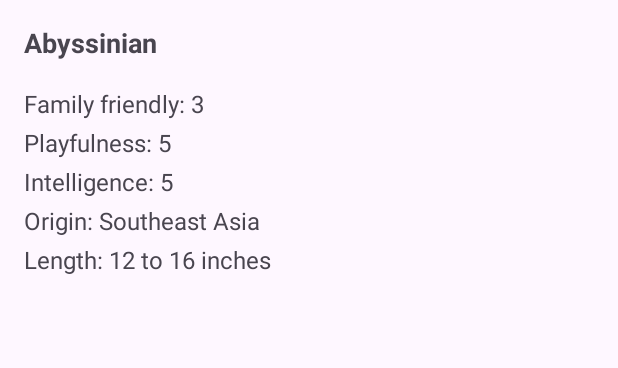
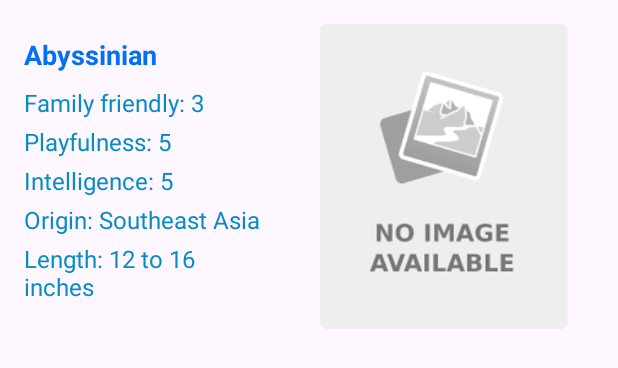
Before and after one commit to aiiisana/android-lab2, an Android app: the layout item_layout.xml on its own in the app's theme, with its tools: preview values and no code run, on a phone screen of 412 x 824 dp. Shown: the top 368 px of the screen. Run offline under Robolectric (Android 15) with nearby library versions, the phone set to English and light mode, and no system bars.

```diff
--- a/app/build.gradle.kts
+++ b/app/build.gradle.kts
@@ -53,6 +53,7 @@ dependencies {
     implementation("com.google.code.gson:gson:2.10.1")
     implementation("com.android.volley:volley:1.2.1")
     implementation("androidx.navigation:navigation-fragment:2.7.7")
+    implementation ("com.squareup.picasso:picasso:2.71828")
 
     testImplementation("junit:junit:4.13.2")
     androidTestImplementation("androidx.test.ext:junit:1.1.5")
--- a/app/src/main/java/com/example/catsapp/CatFragment.kt
+++ b/app/src/main/java/com/example/catsapp/CatFragment.kt
@@ -1,5 +1,4 @@
 package com.example.catsapp
-
 import MyAdapter
 import android.os.Bundle
 import android.util.Log
@@ -12,13 +11,10 @@ import com.example.catsapp.databinding.FragmentCatBinding
 import retrofit2.Call
 import retrofit2.Callback
 import retrofit2.Response
-
 class CatFragment : Fragment() {
-
     private var _binding: FragmentCatBinding? = null
     private val binding get() = _binding!!
     private val adapter = MyAdapter()
-
     override fun onCreateView(
         inflater: LayoutInflater, container: ViewGroup?,
         savedInstanceState: Bundle?
@@ -26,12 +22,10 @@ class CatFragment : Fragment() {
         _binding = FragmentCatBinding.inflate(inflater, container, false)
         return binding.root
     }
-
     override fun onViewCreated(view: View, savedInstanceState: Bundle?) {
         super.onViewCreated(view, savedInstanceState)
         binding.list.adapter = adapter
         binding.list.layoutManager = LinearLayoutManager(requireContext(), LinearLayoutManager.VERTICAL, false)
-
 
         binding.searchBar.setOnEditorActionListener{ it, actionId, _ ->
             if(actionId == android.view.inputmethod.EditorInfo.IME_ACTION_SEARCH){
@@ -41,19 +35,14 @@ class CatFragment : Fragment() {
                     response.body()?.let { it1 -> adapter.setItems(it1) }
                 }
                 else {
-                            Log.e("Network", response.errorBody().toString())
+                    Log.e("Network", response.errorBody().toString())                        }
             }
-                    }
-
                 override fun onFailure(call: Call<List<Cat>>, t: Throwable) {
                     Log.e("Network", t.message.toString())
                 }
-
             })
                 true
-
         }else false
         }
     }
-
 }
--- a/app/src/main/java/com/example/catsapp/MyAdapter.kt
+++ b/app/src/main/java/com/example/catsapp/MyAdapter.kt
@@ -7,6 +7,8 @@ import com.example.catsapp.Cat
 import com.example.catsapp.CatDiffUtil
 import com.example.catsapp.R
 import com.example.catsapp.databinding.ItemLayoutBinding
+import com.squareup.picasso.Callback
+import com.squareup.picasso.Picasso
 
 class MyAdapter : RecyclerView.Adapter<MyAdapter.CatViewHolder>() {
 
@@ -38,9 +40,7 @@ class MyAdapter : RecyclerView.Adapter<MyAdapter.CatViewHolder>() {
         holder.bind(catsList[position])
     }
 
-    inner class CatViewHolder(private val binding: ItemLayoutBinding) :
-        RecyclerView.ViewHolder(binding.root) {
-
+    inner class CatViewHolder(private val binding: ItemLayoutBinding) :        RecyclerView.ViewHolder(binding.root) {
         fun bind(cat: Cat) {
             with(binding) {
                 CatName.text = cat.name
@@ -49,12 +49,12 @@ class MyAdapter : RecyclerView.Adapter<MyAdapter.CatViewHolder>() {
                 CatFamilyFriendly.text = "Family Friendly: ${cat.familyFriendly}"
                 CatPlayfulness.text = "Playfulness: ${cat.playfulness}"
                 CatIntelligence.text = "Intelligence: ${cat.intelligence}"
-
-                Glide.with(img.context)
+                Picasso.get()
                     .load(cat.imageLink)
                     .placeholder(R.drawable.placeholder)
-                    .into(img)
-            }
-        }
-    }
-}
+                    .error(R.drawable.ic_launcher_background)
+                    .into(img, object : Callback {
+                        override fun onSuccess() {}
+                        override fun onError(e: Exception?) {}                    })
+            }        }
+    }}
--- a/app/src/main/res/layout/item_layout.xml
+++ b/app/src/main/res/layout/item_layout.xml
@@ -1,5 +1,5 @@
-<?xml version="1.0" encoding="utf-8"?>
-<androidx.constraintlayout.widget.ConstraintLayout xmlns:android="http://schemas.android.com/apk/res/android"
+<?xml version="1.0" encoding="utf-8"?><androidx.constraintlayout.widget.ConstraintLayout
+    xmlns:android="http://schemas.android.com/apk/res/android"
     xmlns:app="http://schemas.android.com/apk/res-auto"
     xmlns:tools="http://schemas.android.com/tools"
     android:layout_width="match_parent"
@@ -8,40 +8,42 @@
 
     <ImageView
         android:id="@+id/img"
-        android:layout_width="183dp"
-        android:layout_height="168dp"
-        android:layout_marginEnd="8dp"
-        android:scaleType="centerCrop"
+        android:layout_width="232dp"
+        android:layout_height="203dp"
+        android:layout_marginStart="20dp"
         app:layout_constraintBottom_toBottomOf="parent"
-        app:layout_constraintEnd_toStartOf="@+id/CatName"
-        app:layout_constraintHorizontal_bias="1.0"
-        app:layout_constraintStart_toStartOf="parent"
+        app:layout_constraintEnd_toEndOf="parent"
+        app:layout_constraintStart_toEndOf="@+id/CatName"
         app:layout_constraintTop_toTopOf="parent"
-        app:layout_constraintVertical_bias="0.0"
-        tools:src="@drawable/placeholder"
-        tools:ignore="ContentDescription" />
+        app:layout_constraintVertical_bias="1.0"
+        tools:ignore="ContentDescription"
+        tools:src="@drawable/placeholder" />
 
     <TextView
         android:id="@+id/CatName"
-        android:layout_width="198dp"
-        android:layout_height="34dp"
+        android:layout_width="159dp"
+        android:layout_height="25dp"
+        android:layout_marginTop="8dp"
+        android:textColor="@color/color_text_main"
         android:textSize="18sp"
         android:textStyle="bold"
         app:layout_constraintTop_toTopOf="parent"
-        tools:layout_editor_absoluteX="182dp"
-        tools:text="Abyssinian"
-        tools:ignore="MissingConstraints" />
+        tools:ignore="MissingConstraints"
+        tools:layout_editor_absoluteX="-8dp"
+        tools:text="Abyssinian" />
 
     <TextView
-        android:id="@+id/CatFamilyFriendly"
+        android:id="@+id/CatLength"
         android:layout_width="0dp"
         android:layout_height="wrap_content"
-        android:layout_marginTop="8dp"
+        android:layout_marginTop="4dp"
         android:textSize="16sp"
-        app:layout_constraintEnd_toEndOf="@id/CatName"
-        app:layout_constraintStart_toStartOf="@id/CatName"
-        app:layout_constraintTop_toBottomOf="@id/CatName"
-        tools:text="Family friendly: 3" />
+        android:textColor="@color/color_text_secondary"
+        app:layout_constraintEnd_toEndOf="@id/CatOrigin"
+        app:layout_constraintHorizontal_bias="0.0"
+        app:layout_constraintStart_toStartOf="@id/CatOrigin"
+        app:layout_constraintTop_toBottomOf="@id/CatOrigin"
+        tools:text="Length: 12 to 16 inches" />
 
     <TextView
         android:id="@+id/CatPlayfulness"
@@ -49,18 +51,21 @@
         android:layout_height="wrap_content"
         android:layout_marginTop="4dp"
         android:textSize="16sp"
+        android:textColor="@color/color_text_secondary"
         app:layout_constraintEnd_toEndOf="@id/CatFamilyFriendly"
+        app:layout_constraintHorizontal_bias="0.0"
         app:layout_constraintStart_toStartOf="@id/CatFamilyFriendly"
         app:layout_constraintTop_toBottomOf="@id/CatFamilyFriendly"
         tools:text="Playfulness: 5" />
 
-    <TextView
-        android:id="@+id/CatIntelligence"
+    <TextView        android:id="@+id/CatIntelligence"
         android:layout_width="0dp"
         android:layout_height="wrap_content"
         android:layout_marginTop="4dp"
         android:textSize="16sp"
+        android:textColor="@color/color_text_secondary"
         app:layout_constraintEnd_toEndOf="@id/CatPlayfulness"
+        app:layout_constraintHorizontal_bias="0.0"
         app:layout_constraintStart_toStartOf="@id/CatPlayfulness"
         app:layout_constraintTop_toBottomOf="@id/CatPlayfulness"
         tools:text="Intelligence: 5" />
@@ -71,6 +76,7 @@
         android:layout_height="wrap_content"
         android:layout_marginTop="4dp"
         android:textSize="16sp"
+        android:textColor="@color/color_text_secondary"
         app:layout_constraintEnd_toEndOf="@id/CatIntelligence"
         app:layout_constraintHorizontal_bias="0.0"
         app:layout_constraintStart_toStartOf="@id/CatIntelligence"
@@ -78,15 +84,16 @@
         tools:text="Origin: Southeast Asia" />
 
     <TextView
-        android:id="@+id/CatLength"
+        android:id="@+id/CatFamilyFriendly"
         android:layout_width="0dp"
         android:layout_height="wrap_content"
-        android:layout_marginTop="4dp"
+        android:layout_marginTop="8dp"
         android:textSize="16sp"
-        app:layout_constraintEnd_toEndOf="@id/CatOrigin"
+        android:textColor="@color/color_text_secondary"
+        app:layout_constraintEnd_toEndOf="@id/CatName"
         app:layout_constraintHorizontal_bias="0.0"
-        app:layout_constraintStart_toStartOf="@id/CatOrigin"
-        app:layout_constraintTop_toBottomOf="@id/CatOrigin"
-        tools:text="Length: 12 to 16 inches" />
+        app:layout_constraintStart_toStartOf="@id/CatName"
+        app:layout_constraintTop_toBottomOf="@id/CatName"
+        tools:text="Family friendly: 3" />
 
 </androidx.constraintlayout.widget.ConstraintLayout>
--- a/app/src/main/res/values/colors.xml
+++ b/app/src/main/res/values/colors.xml
@@ -1,7 +1,6 @@
-<?xml version="1.0" encoding="utf-8"?>
-<resources>
+<?xml version="1.0" encoding="utf-8"?><resources>
     <color name="black">#FF000000</color>
     <color name="white">#FFFFFFFF</color>
-    <color name="color_text_main">#FF000000</color>
-    <color name="color_text_secondary">#FF000000</color>
+    <color name="color_text_main">#036FF4</color>
+    <color name="color_text_secondary">#078BC6</color>
 </resources>
```
Lines whose indentation alone changed are shown as unchanged.
